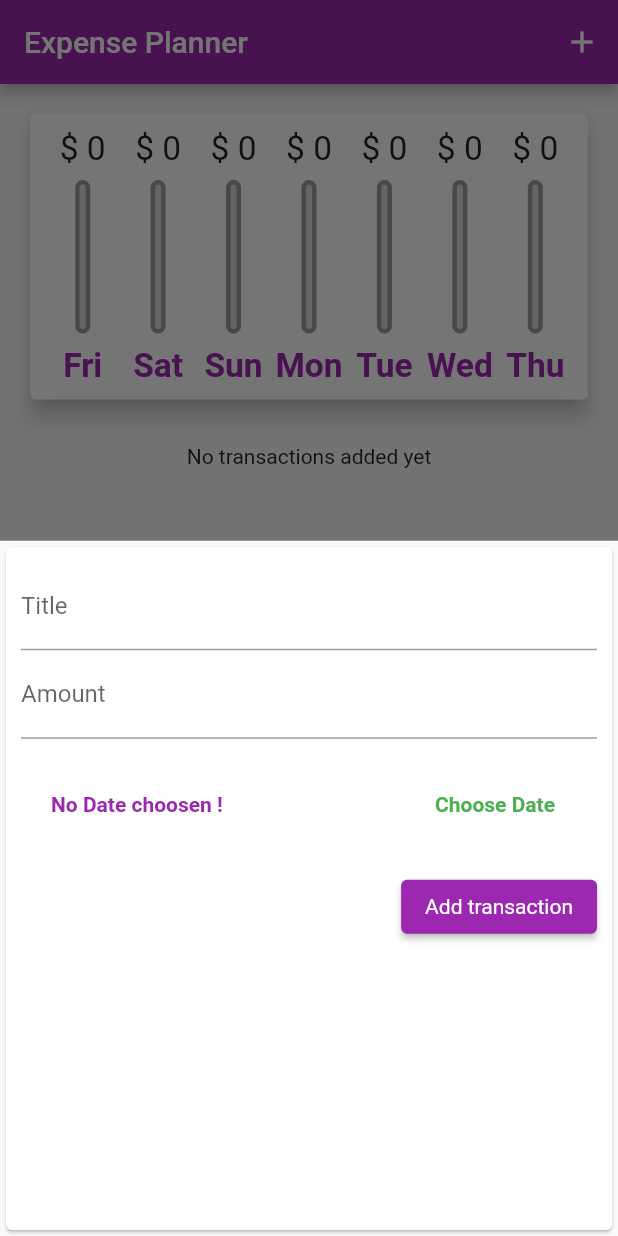
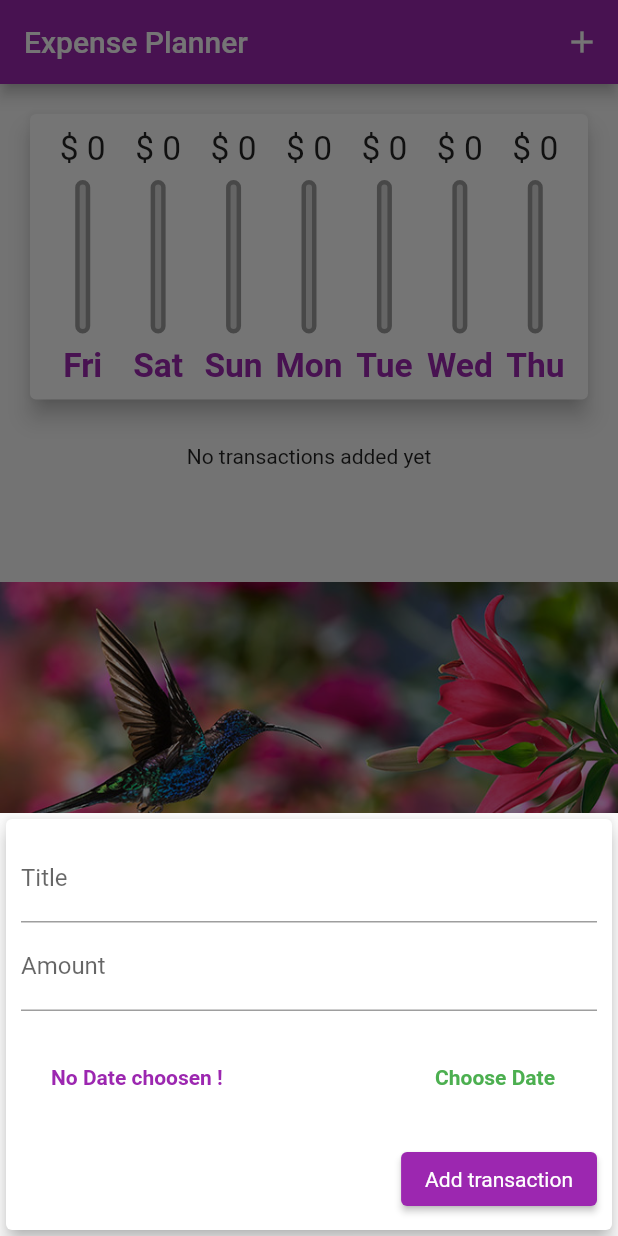
Before and after one commit to JayaSupriya-Somasani/Expense_planner_flutter_app, a Flutter app: the screen it shows after launch, after a tap on the "add" icon, on a phone screen of 412 x 824 dp. Run offline on Flutter 3.47's test engine with Material 2 defaults, Android fonts, the light colour scheme and no system bars.

Commit message:
1.Platform specific code is implemented 2.Cupertino styles are implemented 3.Created custom button that will display based on the platform

```diff
--- a/lib/main.dart
+++ b/lib/main.dart
@@ -1,3 +1,4 @@
+import 'package:flutter/cupertino.dart';
 import 'package:expense_planner_flutter_app/widgets/chart.dart';
 import 'package:expense_planner_flutter_app/widgets/transaction_list.dart';
 import '/widgets/new_transaction.dart';
@@ -78,27 +79,39 @@
 
   @override
   Widget build(BuildContext context) {
-    final appBar = AppBar(
+    final mediaQuery = MediaQuery.of(context);
+    final PreferredSizeWidget appBar =
+        (Theme.of(context).platform == TargetPlatform.iOS
+            ? CupertinoNavigationBar(
+                middle: Text("Expense Planner"),
+                trailing: Row(
+                  mainAxisSize: MainAxisSize.max,
+                  children: [
+                    GestureDetector(
+                      child: Icon(CupertinoIcons.add),
+                      onTap: () => _startAddNewTransaction(context),
+                    )
+                  ],
+                ),
+              )
+            : AppBar(
                 title: const Text("Expense Planner"),
                 actions: [
                   IconButton(
                       onPressed: () => _startAddNewTransaction(context),
                       icon: Icon(Icons.add))
                 ],
-    );
-    final isLandScape =
-        MediaQuery.of(context).orientation == Orientation.landscape;
+              )) as PreferredSizeWidget;
+    final isLandScape = mediaQuery.orientation == Orientation.landscape;
 
     final txListWidget = Container(
-        height: (MediaQuery.of(context).size.height -
+        height: (mediaQuery.size.height -
                 appBar.preferredSize.height -
-                MediaQuery.of(context).padding.top) *
+                mediaQuery.padding.top) *
             0.7,
         child: TransactionList(_userTransactions, _deleteTransaction));
-
-    return Scaffold(
-      appBar: appBar,
-      body: SingleChildScrollView(
+    final pagebody = SafeArea(
+        child: SingleChildScrollView(
       child: Column(
         crossAxisAlignment: CrossAxisAlignment.stretch,
         children: [
@@ -106,8 +119,9 @@
             Row(
               mainAxisAlignment: MainAxisAlignment.center,
               children: [
-                  Text("Show Switch"),
-                  Switch(
+                Text("Show Switch",style: Theme.of(context).textTheme.titleSmall,),
+                Switch.adaptive(
+                  activeColor: Theme.of(context).accentColor,
                   value: _showChart,
                   onChanged: (val) {
                     setState(() {
@@ -119,26 +133,38 @@
             ),
           if (!isLandScape)
             Container(
-                  height: (MediaQuery.of(context).size.height -
+                height: (mediaQuery.size.height -
                         appBar.preferredSize.height -
-                          MediaQuery.of(context).padding.top) *
+                        mediaQuery.padding.top) *
                     0.3,
                 child: Chart(_recentTransactions)),
           if (!isLandScape) txListWidget,
           if (isLandScape)
             _showChart
                 ? Container(
-                      height: (MediaQuery.of(context).size.height -
+                    height: (mediaQuery.size.height -
                             appBar.preferredSize.height -
-                              MediaQuery.of(context).padding.top) *
+                            mediaQuery.padding.top) *
                         0.7,
                     child: Chart(_recentTransactions))
                 : txListWidget
         ],
       ),
-      ),
-      floatingActionButtonLocation: FloatingActionButtonLocation.centerFloat,
-      floatingActionButton: FloatingActionButton(
+    ));
+    return Theme.of(context).platform == TargetPlatform.iOS
+        ? CupertinoPageScaffold(
+            child: pagebody,
+            navigationBar: appBar as ObstructingPreferredSizeWidget,
+          )
+        : Scaffold(
+            appBar: appBar,
+            body: pagebody,
+            floatingActionButtonLocation:
+                FloatingActionButtonLocation.centerFloat,
+            floatingActionButton:
+                Theme.of(context).platform == TargetPlatform.iOS
+                    ? Container()
+                    : FloatingActionButton(
                         onPressed: () => _startAddNewTransaction(context),
                         child: const Icon(Icons.add),
                       ),
--- /dev/null
+++ b/lib/widgets/adaptive_text_button.dart
@@ -0,0 +1,29 @@
+import 'dart:io';
+import 'package:flutter/cupertino.dart';
+import 'package:flutter/material.dart';
+
+class AdaptiveTextButton extends StatelessWidget {
+  final String text;
+  final VoidCallback handler;
+
+  AdaptiveTextButton(this.text, this.handler);
+
+  @override
+  Widget build(BuildContext context) {
+    return Theme.of(context).platform == TargetPlatform.iOS
+        ? CupertinoButton(
+            onPressed: handler,
+            child: Text(text, style: TextStyle(fontWeight: FontWeight.bold)),
+          )
+        : TextButton(
+            onPressed: handler,
+            // style: TextButton.styleFrom(textStyle: TextStyle(color: Theme.of(context).primaryColor)),
+            style: ButtonStyle(
+                foregroundColor:
+                    MaterialStateProperty.all(Theme.of(context).primaryColor)),
+            child: Text(
+              text,
+              style: TextStyle(fontWeight: FontWeight.bold),
+            ));
+  }
+}
--- a/lib/widgets/new_transaction.dart
+++ b/lib/widgets/new_transaction.dart
@@ -1,5 +1,6 @@
 import 'package:flutter/material.dart';
 import 'package:intl/intl.dart';
+import '/widgets/adaptive_text_button.dart';
 
 class NewTransaction extends StatefulWidget {
   final Function addTx;
@@ -19,10 +20,11 @@
     final enteredTitle = _titleController.text;
     final enteredAmount = double.parse(_amountController.text);
 
-    if (enteredTitle.isEmpty || enteredAmount <= 0 || _selectedDate==null) {
+    if (enteredTitle.isEmpty || enteredAmount <= 0 || _selectedDate == null) {
       return;
     }
-    widget.addTx(_titleController.text, double.parse(_amountController.text),_selectedDate);
+    widget.addTx(_titleController.text, double.parse(_amountController.text),
+        _selectedDate);
     Navigator.of(context).pop();
   }
 
@@ -47,9 +49,15 @@
 
   @override
   Widget build(BuildContext context) {
-    return Card(
+    return SingleChildScrollView(
+      child: Card(
+        elevation: 5,
         child: Container(
-        padding: const EdgeInsets.all(10),
+          padding:  EdgeInsets.only(
+              top: 10,
+              left: 10,
+              right: 10,
+              bottom: MediaQuery.of(context).viewInsets.bottom+10),
           child: Column(
             crossAxisAlignment: CrossAxisAlignment.end,
             children: [
@@ -70,21 +78,16 @@
                 child: Row(
                   children: [
                     Expanded(
-                    child: Text(_selectedDate == null
+                      child: Text(
+                        _selectedDate == null
                             ? "No Date choosen !"
                             : 'Selected Date: ${DateFormat.yMMMd().format(_selectedDate!)}',
-                    style: TextStyle(color: Theme.of(context).textTheme.headline4?.color,fontWeight: FontWeight.bold),),
+                        style: TextStyle(
+                            color: Theme.of(context).textTheme.headline4?.color,
+                            fontWeight: FontWeight.bold),
                       ),
-                  TextButton(
-                      onPressed: _presentDatePicker,
-                      // style: TextButton.styleFrom(textStyle: TextStyle(color: Theme.of(context).primaryColor)),
-                      style: ButtonStyle(
-                          foregroundColor: MaterialStateProperty.all(
-                              Theme.of(context).primaryColor)),
-                      child: const Text(
-                        "Choose Date",
-                        style: TextStyle(fontWeight: FontWeight.bold),
-                      ))
+                    ),
+                    AdaptiveTextButton("Choose Date",_presentDatePicker),
                   ],
                 ),
               ),
@@ -99,6 +102,7 @@
             ],
           ),
         ),
+      ),
     );
   }
 }
--- a/lib/widgets/transaction_list.dart
+++ b/lib/widgets/transaction_list.dart
@@ -21,7 +21,8 @@
                 SizedBox(
                   height: 20,
                 ),
-                  Container( height: constraints.maxHeight*0.6,
+                Container(
+                    height: constraints.maxHeight * 0.6,
                     child: Image.asset('assets/images/bird.jpg'))
               ],
             );
@@ -46,9 +47,17 @@
                     DateFormat.yMMMd().format(_transactions[index].dateTime),
                     style: Theme.of(context).textTheme.titleSmall,
                   ),
-                  trailing: IconButton(
+                  trailing: MediaQuery.of(context).size.width > 300
+                      ? TextButton.icon(
                           icon: Icon(Icons.delete),
-                    onPressed: () => _deleteTransaction(_transactions[index].id),
+                          label: Text("Delete"),
+                          onPressed: () =>
+                              _deleteTransaction(_transactions[index].id),
+                          style: ButtonStyle(foregroundColor: MaterialStateProperty.all(Theme.of(context).errorColor)),)
+                      : IconButton(
+                          icon: Icon(Icons.delete),
+                          onPressed: () =>
+                              _deleteTransaction(_transactions[index].id),
                           color: Theme.of(context).errorColor,
                         ),
                 ),
--- a/pubspec.yaml
+++ b/pubspec.yaml
@@ -31,6 +31,7 @@
   flutter:
     sdk: flutter
   intl: ^0.18.0
+  flutter_platform_widgets: ^3.2.0
 
 
   # The following adds the Cupertino Icons font to your application.
```
Also changed, not shown: pubspec.lock. Lines whose indentation alone changed are shown as unchanged.
